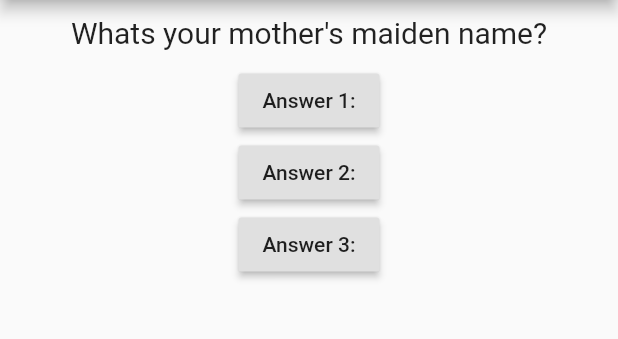
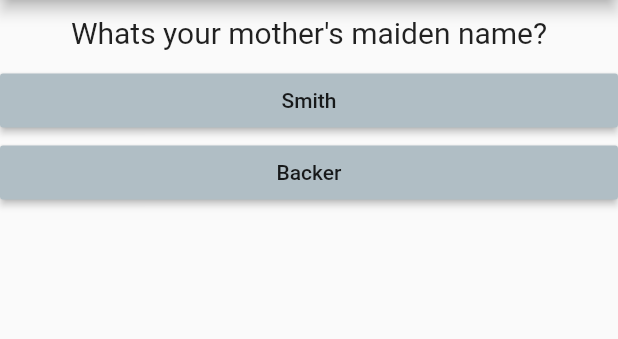
Before and after one commit to HMFazleRabbi/Flutter, a Flutter app: the screen it shows after launch, on a phone screen of 412 x 824 dp, the part 84-423 px from its top. Run offline on Flutter 3.47's test engine with Material 2 defaults, Android fonts, the phone set to English and light mode, and no system bars.

Commit message:
Added score calculation. Series completed.

```diff
--- /dev/null
+++ b/P01_Basic/first_app/lib/answer.dart
@@ -0,0 +1,18 @@
+import 'package:flutter/material.dart';
+
+class Answer extends StatelessWidget {
+
+  final Function _handler;
+  final String answer;
+  Answer(this._handler, this.answer);
+
+  @override
+  Widget build(BuildContext context) {
+    return Container(
+      width: double.infinity,
+      child: RaisedButton(
+        color: Colors.blueGrey[200],
+        child: Text(this.answer),
+        onPressed: this._handler));
+  }
+}
--- a/P01_Basic/first_app/lib/main.dart
+++ b/P01_Basic/first_app/lib/main.dart
@@ -1,52 +1,78 @@
 import 'package:flutter/material.dart';
 
-import 'question.dart';
+import 'quiz.dart';
+import 'result.dart';
 
 void main() => runApp(MyApp());
 
 class MyApp extends StatefulWidget {
   @override
   State<StatefulWidget> createState() {
-
     return _MyAppState();
   }
 }
 
 class _MyAppState extends State<MyApp> {
   var _questionIndex = 0;
-  void answerQuestion() {
+  int _totalScore = 0;
+  final _questions = const [
+    {
+      'question': 'What\s your mother\'s maiden name?',
+      'answer': [
+        {'name': 'Smith', 'score': 1},
+        {'name': 'Backer', 'score': 2}
+      ]
+    },
+    {
+      'question': 'What\s your pet name?',
+      'answer': [
+        {'name': 'Cat', 'score': 4},
+        {'name': 'Dog', 'score': 3},
+        {'name': 'Mouse', 'score': 5}
+      ],
+    },
+    {
+      'question': 'What\s your first car?',
+      'answer': [
+        {'name': 'Motorola', 'score': 6},
+        {'name': 'Toyota', 'score': 7},
+        {'name': 'Myvi', 'score': 9}
+      ],
+    }
+  ];
+
+  void resetQuestion() {
     setState(() {
-      _questionIndex = _questionIndex + 1;
+       _totalScore = 0;
+       _questionIndex = 0;
+    });
+  }
+
+  void answerQuestion(int score) {
+    setState(() {
+      if (_questionIndex < _questions.length) {
+        _questionIndex = _questionIndex + 1;
+        _totalScore += score;
+      } else
+        print("Index exceeded content!");
     });
     //print("_questionIndex:"+String(_questionIndex));
   }
 
   Widget build(BuildContext context) {
-    var questions = [
-      'What\s your mother\'s maiden name?',
-      'What\s your pet name?',
-      'What\s your first car?',
-    ];
-
     return MaterialApp(
       home: Scaffold(
         appBar: AppBar(
           backgroundColor: Colors.black,
           title: Text('My first App'),
         ),
-        body: Column(
-          children: <Widget>[
-            Question(questions[_questionIndex]),
-            RaisedButton(child: Text('Answer 1:'), onPressed: answerQuestion),
-            RaisedButton(child: Text('Answer 2:'), onPressed: answerQuestion),
-            RaisedButton(
-                child: Text('Answer 3:'),
-                onPressed: () {
-                  answerQuestion();
-                  print("Answer 3 solution is correct!");
-                }),
-          ],
-        ),
+        body: _questionIndex < _questions.length
+            ? Quiz(
+                answerQuestion: answerQuestion,
+                questionIndex: _questionIndex,
+                questions: _questions,
+              )
+            : Result(_totalScore, resetQuestion),
       ),
     ); //Named argument
   }
--- /dev/null
+++ b/P01_Basic/first_app/lib/quiz.dart
@@ -0,0 +1,28 @@
+import 'package:flutter/cupertino.dart';
+import 'package:flutter/material.dart';
+import 'question.dart';
+import 'answer.dart';
+
+class Quiz extends StatelessWidget {
+  final List<Map<String, Object>> questions;
+  final int questionIndex;
+  final Function answerQuestion;
+
+  Quiz({
+    @required this.questionIndex,
+    @required  this.questions,
+    @required  this.answerQuestion
+    });
+
+  @override
+  Widget build(BuildContext context) {
+    return Column(
+      children: <Widget>[
+        Question(questions[questionIndex]['question']),
+        ...((questions[questionIndex]['answer'] as List<Map<String, Object>>).map((e) {
+          return Answer(() => answerQuestion(e['score']), e['name']);
+        }).toList())
+      ],
+    );
+  }
+}
```
Also changed, not shown: P01_Basic/first_app/lib/result.dart (added, +34 -0 lines).
